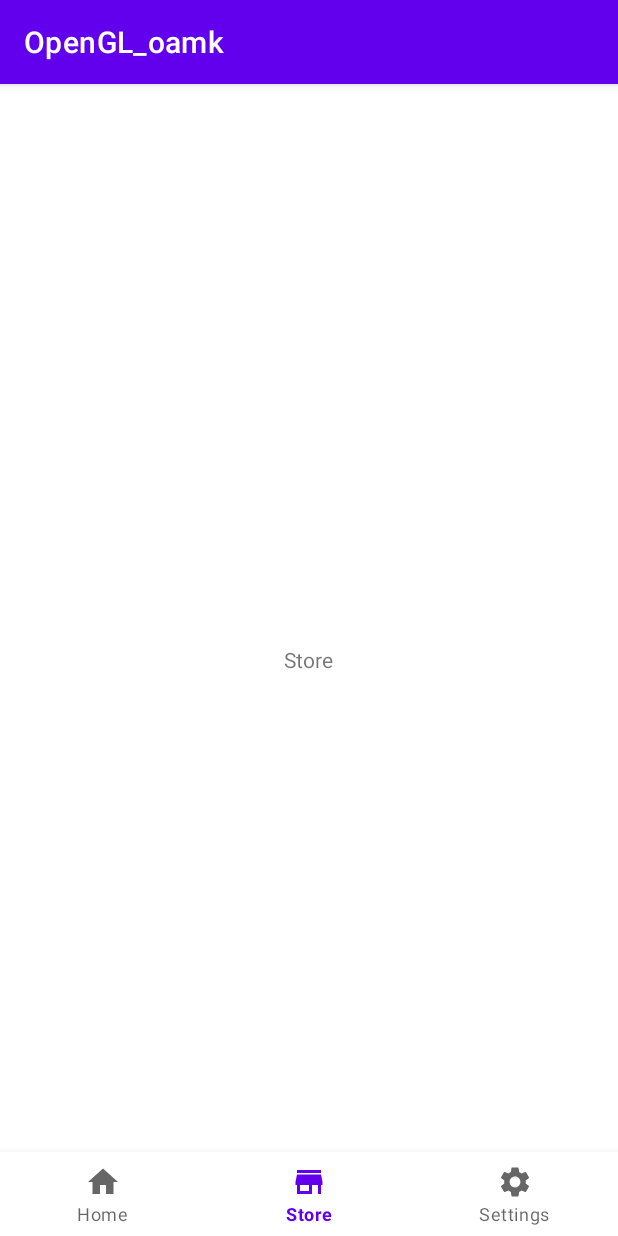
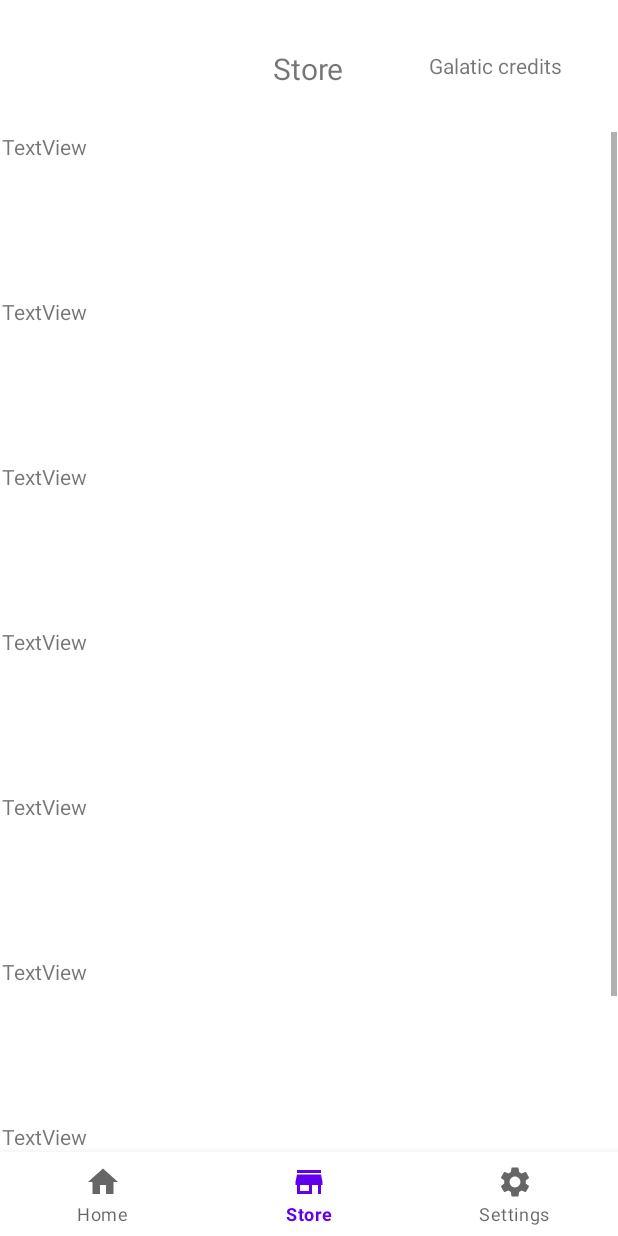
Before and after one commit to Mobiiliprojekti1/AAP, an Android app: the screen it shows after launch (MainActivity), item 2 of the bottom bar chosen, on a phone screen of 412 x 824 dp. Run offline under Robolectric (Android 15) with nearby library versions, the light colour scheme and no system bars.

Commit message:
Store menu, disable top bar, play button

```diff
--- a/app/src/main/res/layout/fragment_home.xml
+++ b/app/src/main/res/layout/fragment_home.xml
@@ -1,17 +1,39 @@
 <?xml version="1.0" encoding="utf-8"?>
 <FrameLayout xmlns:android="http://schemas.android.com/apk/res/android"
+    xmlns:app="http://schemas.android.com/apk/res-auto"
     xmlns:tools="http://schemas.android.com/tools"
     android:layout_width="match_parent"
     android:layout_height="match_parent"
     tools:context=".fragments.HomeFragment">
 
-    <RelativeLayout
+    <androidx.constraintlayout.widget.ConstraintLayout
         android:layout_width="match_parent"
         android:layout_height="match_parent">
-        <TextView
+
+        <Button
+            android:id="@+id/button"
             android:layout_width="wrap_content"
             android:layout_height="wrap_content"
-            android:layout_centerInParent="true"
-            android:text="Home"/>
-    </RelativeLayout>
+            android:layout_marginStart="161dp"
+            android:layout_marginTop="152dp"
+            android:layout_marginEnd="162dp"
+            android:text="@string/play"
+            app:layout_constraintEnd_toEndOf="parent"
+            app:layout_constraintStart_toStartOf="parent"
+            app:layout_constraintTop_toBottomOf="@+id/textView2" />
+
+        <TextView
+            android:id="@+id/textView2"
+            android:layout_width="wrap_content"
+            android:layout_height="wrap_content"
+            android:layout_marginStart="176dp"
+            android:layout_marginTop="2dp"
+            android:layout_marginEnd="177dp"
+            android:text="@string/home"
+            android:textSize="20sp"
+            app:layout_constraintEnd_toEndOf="parent"
+            app:layout_constraintStart_toStartOf="parent"
+            app:layout_constraintTop_toTopOf="parent" />
+
+    </androidx.constraintlayout.widget.ConstraintLayout>
 </FrameLayout>
--- a/app/src/main/res/layout/fragment_store.xml
+++ b/app/src/main/res/layout/fragment_store.xml
@@ -1,17 +1,106 @@
 <?xml version="1.0" encoding="utf-8"?>
 <FrameLayout xmlns:android="http://schemas.android.com/apk/res/android"
+    xmlns:app="http://schemas.android.com/apk/res-auto"
     xmlns:tools="http://schemas.android.com/tools"
     android:layout_width="match_parent"
     android:layout_height="match_parent"
     tools:context=".fragments.StoreFragment">
 
-    <RelativeLayout
+    <androidx.constraintlayout.widget.ConstraintLayout
         android:layout_width="match_parent"
         android:layout_height="match_parent">
+
         <TextView
+            android:id="@+id/textView5"
             android:layout_width="wrap_content"
             android:layout_height="wrap_content"
-            android:layout_centerInParent="true"
-            android:text="Store"/>
-    </RelativeLayout>
+            android:layout_centerHorizontal="true"
+            android:layout_marginStart="188dp"
+            android:layout_marginTop="8dp"
+            android:layout_marginEnd="189dp"
+            android:text="@string/store"
+            android:textSize="20sp"
+            app:layout_constraintBottom_toTopOf="@+id/scrollView2"
+            app:layout_constraintEnd_toEndOf="parent"
+            app:layout_constraintStart_toStartOf="parent"
+            app:layout_constraintTop_toTopOf="parent" />
+
+        <TextView
+            android:id="@+id/textView8"
+            android:layout_width="wrap_content"
+            android:layout_height="wrap_content"
+            android:layout_centerHorizontal="true"
+            android:layout_marginStart="248dp"
+            android:text="@string/currency"
+            android:textSize="14sp"
+            app:layout_constraintBottom_toTopOf="@+id/scrollView2"
+            app:layout_constraintEnd_toEndOf="parent"
+            app:layout_constraintStart_toStartOf="parent"
+            app:layout_constraintTop_toTopOf="parent" />
+
+        <ScrollView
+            android:id="@+id/scrollView2"
+            android:layout_width="410dp"
+            android:layout_height="712dp"
+            android:layout_marginTop="4dp"
+            app:layout_constraintBottom_toBottomOf="parent"
+            app:layout_constraintEnd_toEndOf="parent"
+            app:layout_constraintStart_toStartOf="parent"
+            app:layout_constraintTop_toBottomOf="@+id/textView5">
+
+            <LinearLayout
+                android:layout_width="match_parent"
+                android:layout_height="wrap_content"
+                android:orientation="vertical">
+
+                <TextView
+                    android:id="@+id/textView12"
+                    android:layout_width="match_parent"
+                    android:layout_height="110dp"
+                    android:text="TextView" />
+
+                <TextView
+                    android:id="@+id/textView13"
+                    android:layout_width="match_parent"
+                    android:layout_height="110dp"
+                    android:text="TextView" />
+
+                <TextView
+                    android:id="@+id/textView14"
+                    android:layout_width="match_parent"
+                    android:layout_height="110dp"
+                    android:text="TextView" />
+
+                <TextView
+                    android:id="@+id/textView15"
+                    android:layout_width="match_parent"
+                    android:layout_height="110dp"
+                    android:text="TextView" />
+
+                <TextView
+                    android:id="@+id/textView16"
+                    android:layout_width="match_parent"
+                    android:layout_height="110dp"
+                    android:text="TextView" />
+
+                <TextView
+                    android:id="@+id/textView17"
+                    android:layout_width="match_parent"
+                    android:layout_height="110dp"
+                    android:text="TextView" />
+
+                <TextView
+                    android:id="@+id/textView18"
+                    android:layout_width="match_parent"
+                    android:layout_height="110dp"
+                    android:text="TextView" />
+
+                <TextView
+                    android:id="@+id/textView19"
+                    android:layout_width="match_parent"
+                    android:layout_height="110dp"
+                    android:text="TextView" />
+            </LinearLayout>
+        </ScrollView>
+    </androidx.constraintlayout.widget.ConstraintLayout>
 </FrameLayout>
--- a/app/src/main/res/values-night/themes.xml
+++ b/app/src/main/res/values-night/themes.xml
@@ -1,6 +1,6 @@
 <resources xmlns:tools="http://schemas.android.com/tools">
     <!-- Base application theme. -->
-    <style name="Theme.OpenGL_oamk" parent="Theme.MaterialComponents.DayNight.DarkActionBar">
+    <style name="Theme.OpenGL_oamk" parent="Theme.MaterialComponents.DayNight.NoActionBar">
         <!-- Primary brand color. -->
         <item name="colorPrimary">@color/purple_200</item>
         <item name="colorPrimaryVariant">@color/purple_700</item>
--- a/app/src/main/res/values/strings.xml
+++ b/app/src/main/res/values/strings.xml
@@ -2,4 +2,9 @@
     <string name="app_name">OpenGL_oamk</string>
     <!-- TODO: Remove or change this placeholder text -->
     <string name="hello_blank_fragment">Hello blank fragment</string>
+    <string name="home">Home</string>
+    <string name="store">Store</string>
+    <string name="settings">Settings</string>
+    <string name="currency">Galatic credits</string>
+    <string name="play">Play!</string>
 </resources>
--- a/app/src/main/res/values/themes.xml
+++ b/app/src/main/res/values/themes.xml
@@ -1,6 +1,6 @@
 <resources xmlns:tools="http://schemas.android.com/tools">
     <!-- Base application theme. -->
-    <style name="Theme.OpenGL_oamk" parent="Theme.MaterialComponents.DayNight.DarkActionBar">
+    <style name="Theme.OpenGL_oamk" parent="Theme.MaterialComponents.DayNight.NoActionBar">
         <!-- Primary brand color. -->
         <item name="colorPrimary">@color/purple_500</item>
         <item name="colorPrimaryVariant">@color/purple_700</item>
```
